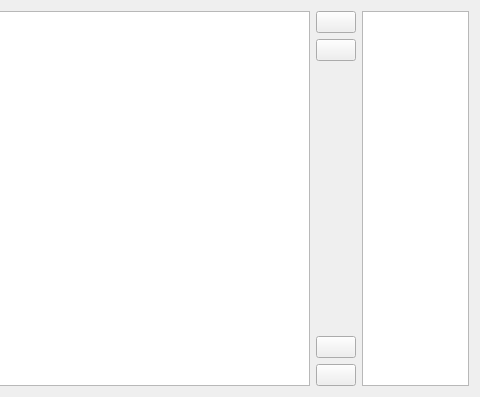
First picture: the form in reittidialogi.ui, repository artoh/ratapiha-kauko, before the edit; both pictures show x 286 to 766 and y 0 to 397 of the 766 by 397 pixel window.
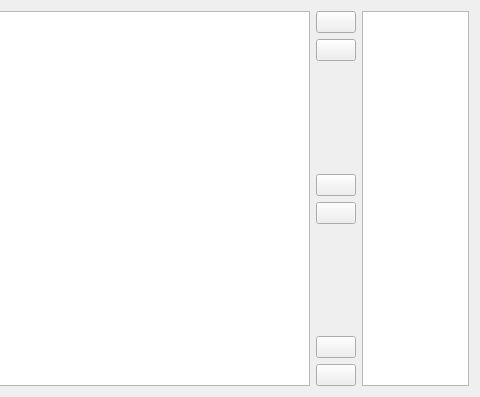
Second picture: the form after the edit. Icons and pictures are not drawn.

What changed in the file:
```diff
--- a/reittidialogi.ui
+++ b/reittidialogi.ui
@@ -128,6 +128,41 @@
        </property>
       </widget>
      </item>
+     <item>
+      <spacer name="verticalSpacer_3">
+       <property name="orientation">
+        <enum>Qt::Vertical</enum>
+       </property>
+       <property name="sizeHint" stdset="0">
+        <size>
+         <width>20</width>
+         <height>40</height>
+        </size>
+       </property>
+      </spacer>
+     </item>
+     <item>
+      <widget class="QPushButton" name="kellostaNappi">
+       <property name="text">
+        <string/>
+       </property>
+       <property name="icon">
+        <iconset resource="ratapiha-kauko.qrc">
+         <normaloff>:/r/pic/kellolla.png</normaloff>:/r/pic/kellolla.png</iconset>
+       </property>
+      </widget>
+     </item>
+     <item>
+      <widget class="QPushButton" name="pyyhiajatNappi">
+       <property name="text">
+        <string/>
+       </property>
+       <property name="icon">
+        <iconset resource="ratapiha-kauko.qrc">
+         <normaloff>:/r/pic/eiaikoja.png</normaloff>:/r/pic/eiaikoja.png</iconset>
+       </property>
+      </widget>
+     </item>
      <item>
       <spacer name="verticalSpacer_2">
        <property name="orientation">
```
